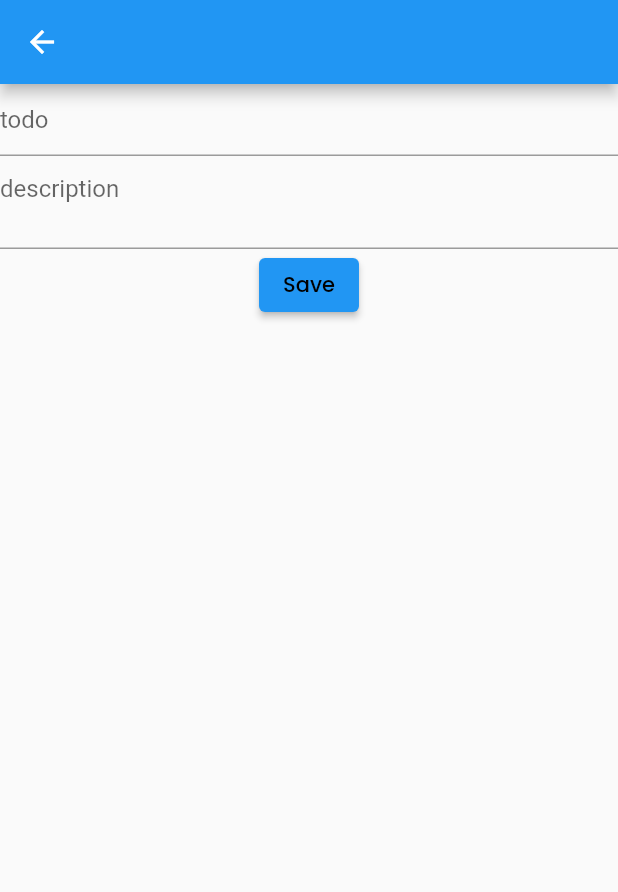
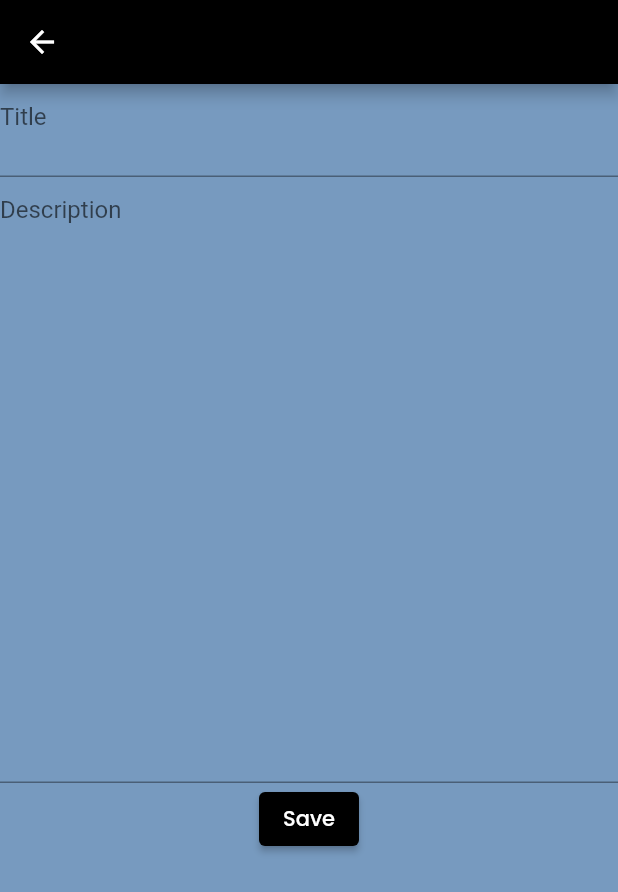
Before and after one commit to adarshkvinod/Note-App, a Flutter app: the screen it shows after launch, after a tap on the "add" icon, on a phone screen of 412 x 824 dp. Shown: the top 892 px of the screen. Run offline on Flutter 3.47's test engine with Material 2 defaults, Android fonts, the phone set to English and light mode, and no system bars; our stand-ins replace bloc, cloud_firestore, equatable, firebase_core, flutter_bloc, google_fonts; accounts and stored records are empty.

Commit message:
first commit

```diff
--- a/lib/addnotespage.dart
+++ b/lib/addnotespage.dart
@@ -21,18 +21,23 @@ class _AddNotesPageState extends State<AddNotesPage> {
   @override
   Widget build(BuildContext context) {
     return Scaffold(
-      appBar: AppBar(),
-      body: Column(
+      backgroundColor: Color.fromARGB(255, 119, 154, 191),
+      appBar: AppBar(
+        backgroundColor: Colors.black,
+      ),
+      body: SingleChildScrollView(
+        child: Column(
           children: [
             TextFormField(
-            decoration: const InputDecoration(hintText: "todo"),
+              maxLines: 2,
+              decoration: const InputDecoration(hintText: "Title"),
               onChanged: (val) {
                 name = val;
               },
             ),
             TextFormField(
-            maxLines: 2,
-            decoration: const InputDecoration(hintText: "description"),
+              maxLines: 20,
+              decoration: const InputDecoration(hintText: "Description"),
               onChanged: (val) {
                 description = val;
               },
@@ -43,6 +48,10 @@ class _AddNotesPageState extends State<AddNotesPage> {
                   return const CircularProgressIndicator();
                 } else {
                   return ElevatedButton(
+                    style: const ButtonStyle(
+                      backgroundColor: MaterialStatePropertyAll(Colors.black)
+                    ),
+
                     onPressed: () async {
                       String id = const Uuid().v4();
                       Todo todo = Todo(name, id, description);
@@ -53,7 +62,7 @@ class _AddNotesPageState extends State<AddNotesPage> {
                     },
                     child: const TodoText(
                       text: "Save",
-                    color: Colors.black,
+                      color: Colors.white,
                     ),
                   );
                 }
@@ -61,6 +70,7 @@ class _AddNotesPageState extends State<AddNotesPage> {
             ),
           ],
         ),
+      ),
     );
   }
 }
--- a/lib/bloc/todo_bloc.dart
+++ b/lib/bloc/todo_bloc.dart
@@ -1,3 +1,4 @@
+// ignore: depend_on_referenced_packages
 import 'package:bloc/bloc.dart';
 import 'package:cloud_firestore/cloud_firestore.dart';
 import 'package:equatable/equatable.dart';
--- a/lib/homepage.dart
+++ b/lib/homepage.dart
@@ -21,8 +21,9 @@ class _MyHomePageState extends State<MyHomePage> {
     final height = MediaQuery.of(context).size.height;
     final width = MediaQuery.of(context).size.width;
     return Scaffold(
-      backgroundColor: Colors.white,
+      backgroundColor: Color.fromARGB(255, 119, 154, 191),
       appBar: AppBar(
+        backgroundColor: Colors.black,
         centerTitle: true,
         title: TodoText(
           text: widget.title,
@@ -30,7 +31,7 @@ class _MyHomePageState extends State<MyHomePage> {
         ),
       ),
       body: Padding(
-        padding: const EdgeInsets.all(4.0),
+        padding: const EdgeInsets.all(15.0),
         child: SizedBox(
           height: height,
           width: width,
@@ -58,6 +59,7 @@ class _MyHomePageState extends State<MyHomePage> {
                                     )));
                       },
                       child: ListTile(
+                        titleTextStyle: const TextStyle(color: Colors.black,fontWeight: FontWeight.w900),
                         title: Text(state.data[index].name),
                         subtitle: Text(state.data[index].description),
                       ),
@@ -74,11 +76,12 @@ class _MyHomePageState extends State<MyHomePage> {
         ),
       ),
       floatingActionButton: FloatingActionButton(
-        backgroundColor: Colors.white,
+        hoverElevation: 20,
+        backgroundColor: Colors.black,
         elevation: 25,
         child: const Icon(
           Icons.add,
-          color: Colors.black,
+          color: Colors.white,
           size: 30,
         ),
         onPressed: () async {
--- a/lib/main.dart
+++ b/lib/main.dart
@@ -23,12 +23,14 @@ class MyApp extends StatelessWidget {
   Widget build(BuildContext context) {
     return BlocProvider(
       create: (context) => TodoBloc()..add(FetchTodos()),
-      child: const MaterialApp(
+      child:  MaterialApp(
         debugShowCheckedModeBanner: false,
+
         title: 'Flutter Demo',
+      theme: ThemeData(indicatorColor: Colors.black),
+        home:    const MyHomePage(title: 'Note App'),
+      ),
 
-        home:    MyHomePage(title: 'todos'),
-      ),
     );
   }
 }
```
Also changed, not shown: lib/shownotes.dart (+22 -6 lines), 1 other file. Lines whose indentation alone changed are shown as unchanged.
